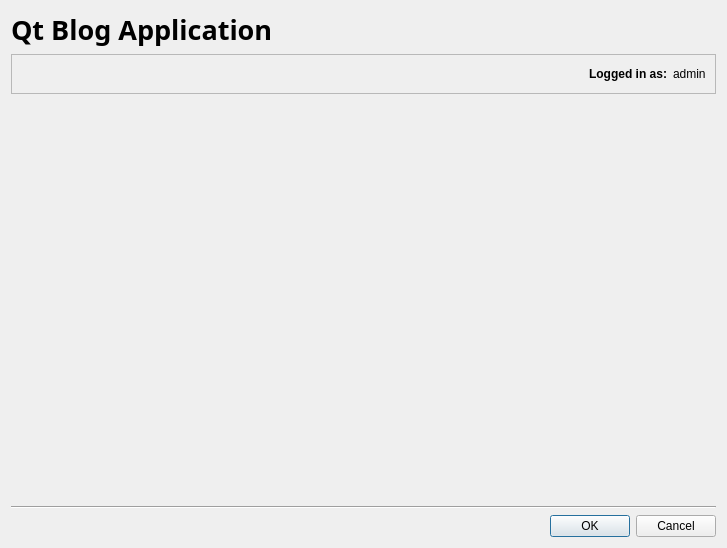
The window that maindialog.ui (Kliszek/Qt-Blog-Application) describes before a commit, drawn with Qt 5.
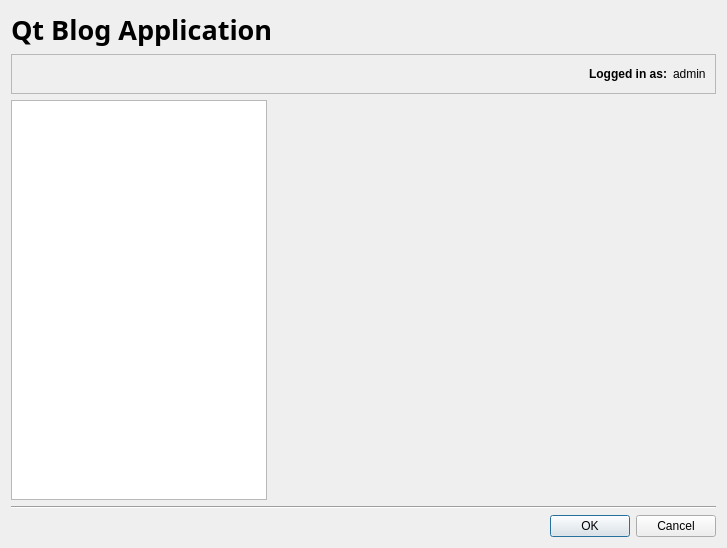
The same window after the commit.

```diff
--- a/maindialog.ui
+++ b/maindialog.ui
@@ -100,10 +100,21 @@
     </widget>
    </item>
    <item>
+    <layout class="QFormLayout" name="formLayout">
+     <item row="0" column="0">
+      <widget class="QListView" name="listView">
+       <property name="lineWidth">
+        <number>1</number>
+       </property>
+      </widget>
+     </item>
+     <item row="0" column="1">
     <widget class="QStackedWidget" name="stackedWidget">
      <widget class="QWidget" name="page"/>
      <widget class="QWidget" name="page_2"/>
     </widget>
+     </item>
+    </layout>
    </item>
    <item>
     <widget class="Line" name="line">
```
Lines whose indentation alone changed are shown as unchanged.
